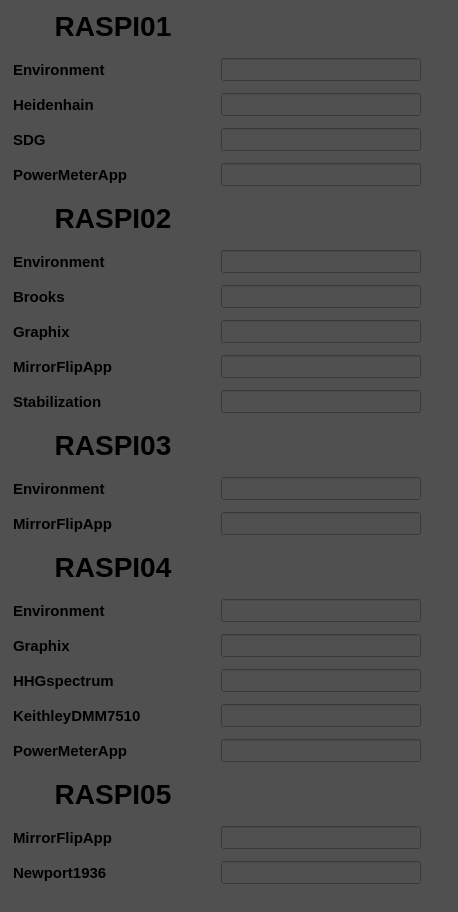
First picture: the form in ioc-summary.ui, repository dschick/epicsUIs, before the edit.
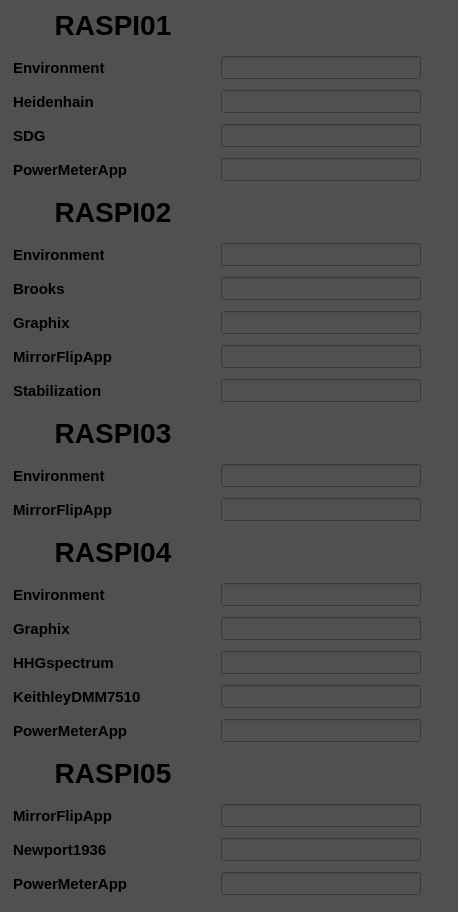
Second picture: the form after the edit. Custom widgets are drawn as their Qt base class.

Patch:
```diff
--- a/ioc-summary.ui
+++ b/ioc-summary.ui
@@ -2355,6 +2355,125 @@
       </property>
      </widget>
     </item>
+    <item row="25" column="0">
+     <widget class="caLabel" name="calabel_25">
+      <property name="sizePolicy">
+       <sizepolicy hsizetype="MinimumExpanding" vsizetype="Preferred">
+        <horstretch>0</horstretch>
+        <verstretch>0</verstretch>
+       </sizepolicy>
+      </property>
+      <property name="minimumSize">
+       <size>
+        <width>200</width>
+        <height>0</height>
+       </size>
+      </property>
+      <property name="font">
+       <font>
+        <pointsize>11</pointsize>
+        <weight>75</weight>
+        <bold>true</bold>
+       </font>
+      </property>
+      <property name="text">
+       <string>PowerMeterApp</string>
+      </property>
+      <property name="alignment">
+       <set>Qt::AlignLeading|Qt::AlignLeft|Qt::AlignVCenter</set>
+      </property>
+      <property name="margin">
+       <number>0</number>
+      </property>
+      <property name="foreground">
+       <color>
+        <red>255</red>
+        <green>255</green>
+        <blue>255</blue>
+       </color>
+      </property>
+     </widget>
+    </item>
+    <item row="25" column="1">
+     <widget class="caLineEdit" name="caLineEdit_30">
+      <property name="sizePolicy">
+       <sizepolicy hsizetype="Fixed" vsizetype="Fixed">
+        <horstretch>0</horstretch>
+        <verstretch>0</verstretch>
+       </sizepolicy>
+      </property>
+      <property name="minimumSize">
+       <size>
+        <width>200</width>
+        <height>0</height>
+       </size>
+      </property>
+      <property name="font">
+       <font>
+        <pointsize>10</pointsize>
+       </font>
+      </property>
+      <property name="alignment">
+       <set>Qt::AlignAbsolute|Qt::AlignLeading|Qt::AlignLeft|Qt::AlignVCenter</set>
+      </property>
+      <property name="channel" stdset="0">
+       <string notr="true">RASPI05:PowerMeterApp:STATUS</string>
+      </property>
+      <property name="foreground">
+       <color>
+        <red>0</red>
+        <green>224</green>
+        <blue>0</blue>
+       </color>
+      </property>
+      <property name="background">
+       <color>
+        <red>105</red>
+        <green>105</green>
+        <blue>105</blue>
+       </color>
+      </property>
+      <property name="colorMode">
+       <enum>caLineEdit::Alarm_Default</enum>
+      </property>
+      <property name="alarmHandling">
+       <enum>caLineEdit::onForeground</enum>
+      </property>
+      <property name="fontScaleMode" stdset="0">
+       <enum>caLineEdit::None</enum>
+      </property>
+     </widget>
+    </item>
+    <item row="25" column="2">
+     <widget class="caRelatedDisplay" name="carelateddisplay_29">
+      <property name="sizePolicy">
+       <sizepolicy hsizetype="Fixed" vsizetype="Fixed">
+        <horstretch>0</horstretch>
+        <verstretch>0</verstretch>
+       </sizepolicy>
+      </property>
+      <property name="minimumSize">
+       <size>
+        <width>20</width>
+        <height>20</height>
+       </size>
+      </property>
+      <property name="font">
+       <font>
+        <pointsize>12</pointsize>
+       </font>
+      </property>
+      <property name="labels">
+       <string/>
+      </property>
+      <property name="files">
+       <string>procServControl.ui</string>
+      </property>
+      <property name="args">
+       <string>procServ=RASPI05:PowerMeterApp</string>
+      </property>
+     </widget>
+    </item>
    </layout>
   </widget>
  </widget>
```
Left out of the diff: 72 changed lines with no effect on the pictures.
